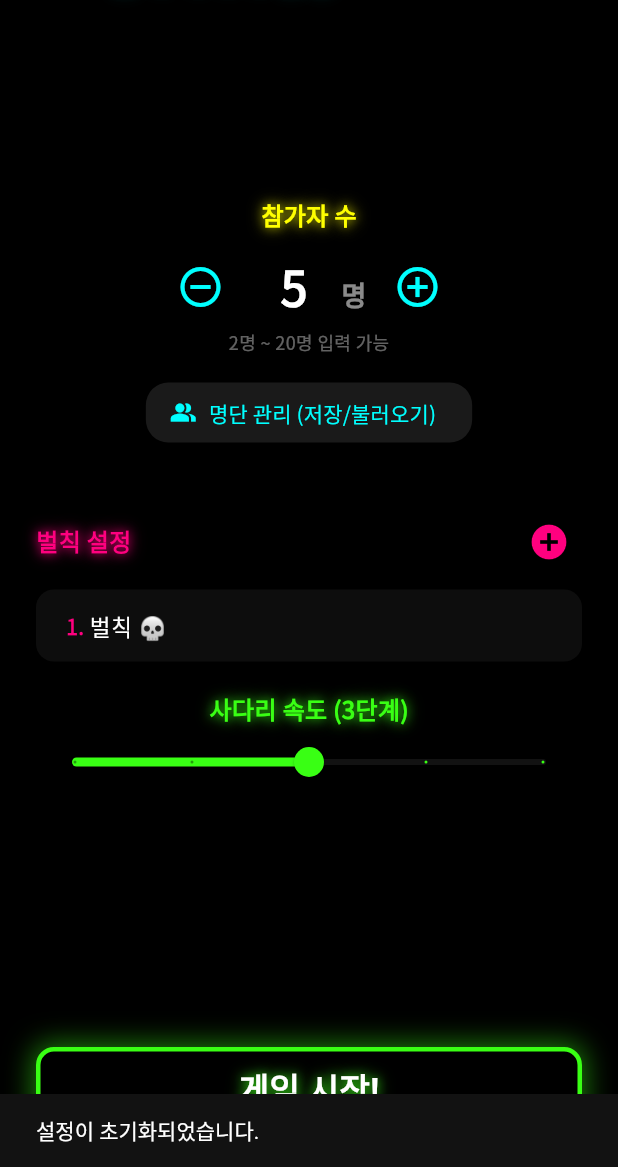
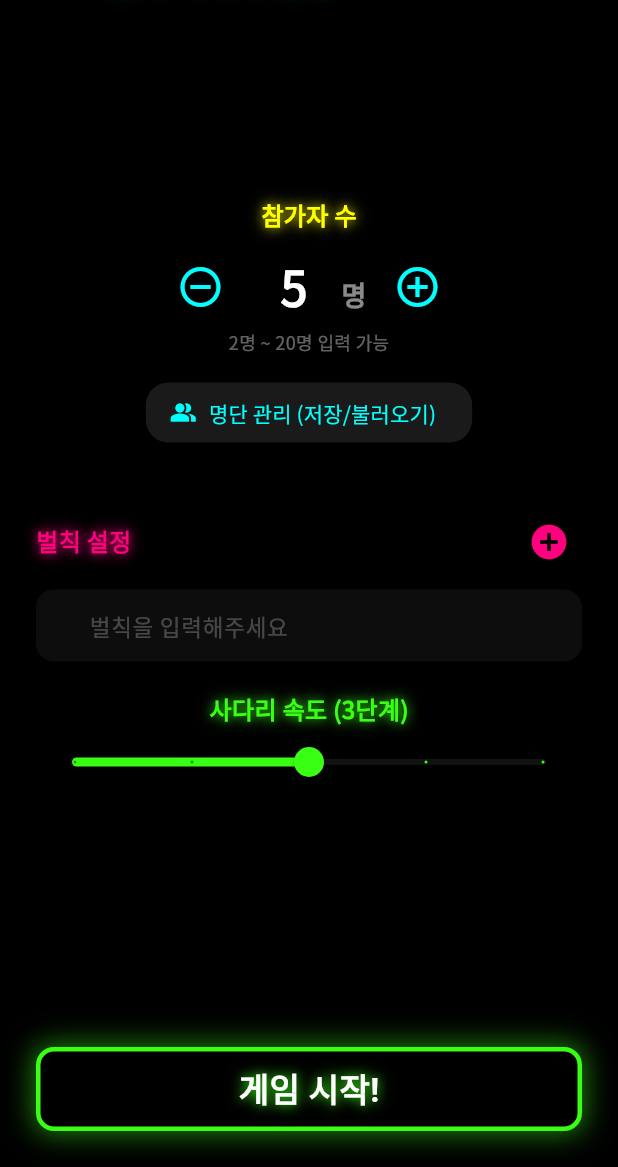
Before and after one commit to Ssassin-01/ladder_game, a Flutter app: the LadderSettingsScreen screen opened directly with empty values, after a tap on the "refresh" icon, on a phone screen of 412 x 824 dp, the part 69-1236 px from its top. Run offline on Flutter 3.47's test engine with Material 3 defaults, Android fonts, the phone set to English and light mode, and no system bars; our stand-ins replace audioplayers, google_fonts, screenshot, share_plus, shared_preferences; accounts and stored records are empty.

Commit message:
feat: 직접 입력 모드 가감 버튼 추가, 결과 화면 레이아웃 최적화 및 초기화 로직 보강

```diff
--- a/lib/features/ladder_game/ladder_game_view_model.dart
+++ b/lib/features/ladder_game/ladder_game_view_model.dart
@@ -336,7 +336,7 @@ class LadderGameViewModel extends ChangeNotifier {
     switch (_currentMode) {
       case LadderGameMode.penalty:
         // 설정된 벌칙자 수만큼 벌칙 내용을 배치하고 나머지는 '통과'
-        List<String> results = List.generate(_playerCount, (i) => '통과 ✨');
+        List<String> results = List.generate(_playerCount, (i) => '통과 🎈');
         List<int> indices = List.generate(_playerCount, (i) => i);
         indices.shuffle();
 
--- a/lib/features/ladder_game/ladder_settings_screen.dart
+++ b/lib/features/ladder_game/ladder_settings_screen.dart
@@ -76,25 +76,52 @@ class _LadderSettingsScreenState extends State<LadderSettingsScreen> {
     });
   }
 
-  void _addPenaltyField(int maxCount) {
+  void _addPenaltyField(int maxCount, {bool isManualMode = false, LadderGameViewModel? viewModel}) {
+    if (isManualMode && viewModel != null) {
+      if (viewModel.playerCount < 20) {
+        viewModel.setPlayerCount(viewModel.playerCount + 1);
+        _addController();
+      } else {
+        _stopTimer();
+      }
+      return;
+    }
+
     if (_penaltyControllers.length < maxCount) {
-      setState(() {
-        _penaltyControllers.add(TextEditingController());
-      });
+      _addController();
     } else {
       _stopTimer();
     }
   }
 
-  void _removePenaltyField(int index) {
+  void _addController() {
+    setState(() {
+      _penaltyControllers.add(TextEditingController());
+    });
+  }
+
+  void _removePenaltyField(int index, {bool isManualMode = false, LadderGameViewModel? viewModel}) {
     if (_penaltyControllers.length > 1) {
-      setState(() {
-        _penaltyControllers[index].dispose();
-        _penaltyControllers.removeAt(index);
-      });
+      if (isManualMode && viewModel != null) {
+        if (viewModel.playerCount > 2) {
+          viewModel.setPlayerCount(viewModel.playerCount - 1);
+          _removeController(index);
+        } else {
+          _stopTimer();
+        }
+      } else {
+        _removeController(index);
+      }
     } else {
       _stopTimer();
     }
+  }
+
+  void _removeController(int index) {
+    setState(() {
+      _penaltyControllers[index].dispose();
+      _penaltyControllers.removeAt(index);
+    });
   }
 
   @override
@@ -182,12 +209,17 @@ class _LadderSettingsScreenState extends State<LadderSettingsScreen> {
             onPressed: () {
               SoundManager().playTick();
               viewModel.resetSettings();
-              ScaffoldMessenger.of(context).showSnackBar(
-                const SnackBar(
-                  content: Text('설정이 초기화되었습니다.'),
-                  duration: Duration(seconds: 1),
-                ),
-              );
+
+              // 텍스트 컨트롤러들도 초기화
+              setState(() {
+                for (var controller in _penaltyControllers) {
+                  controller.dispose();
+                }
+                _penaltyControllers.clear();
+                for (int i = 0; i < viewModel.penaltyCount; i++) {
+                  _penaltyControllers.add(TextEditingController());
+                }
+              });
             },
           ),
         ],
@@ -507,6 +539,13 @@ class _LadderSettingsScreenState extends State<LadderSettingsScreen> {
                 accentColor,
                 isDarkMode,
               ),
+            if (isManualMode)
+              _longPressCircleButton(
+                Icons.add_circle,
+                () => _addPenaltyField(20, isManualMode: true, viewModel: viewModel),
+                accentColor,
+                isDarkMode,
+              ),
           ],
         ),
         const SizedBox(height: 10),
@@ -552,10 +591,14 @@ class _LadderSettingsScreenState extends State<LadderSettingsScreen> {
                       ),
                     ),
                   ),
-                  if (!isManualMode && _penaltyControllers.length > 1)
+                  if ((!isManualMode && _penaltyControllers.length > 1) || (isManualMode && _penaltyControllers.length > 2))
                     _longPressCircleButton(
                       Icons.remove_circle_outline,
-                      () => _removePenaltyField(index),
+                      () => _removePenaltyField(
+                        index,
+                        isManualMode: isManualMode,
+                        viewModel: isManualMode ? viewModel : null
+                      ),
                       Colors.redAccent,
                       isDarkMode,
                       size: 22,
```
Also changed, not shown: lib/features/ladder_game/ladder_result_screen.dart (+13 -3 lines).
